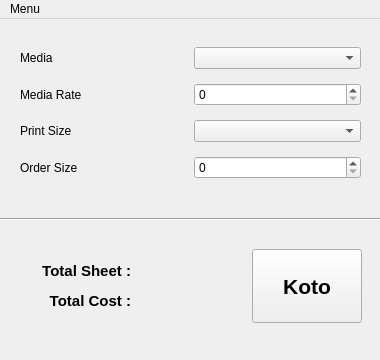
Old version of the form mainwindow.ui in the repository m-abrarhasan/kotoPaper.
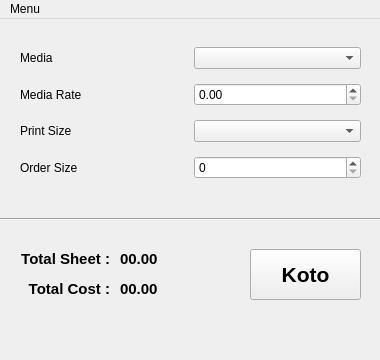
New version of the form.

```diff
--- a/mainwindow.ui
+++ b/mainwindow.ui
@@ -55,9 +55,6 @@
      <item row="0" column="1">
       <widget class="QComboBox" name="cmbox_Media"/>
      </item>
-     <item row="1" column="1">
-      <widget class="QSpinBox" name="spnbox_MediaRate"/>
-     </item>
      <item row="2" column="1">
       <widget class="QComboBox" name="cmbox_PrintSize"/>
      </item>
@@ -89,45 +86,33 @@
        </property>
       </widget>
      </item>
+     <item row="1" column="1">
+      <widget class="QDoubleSpinBox" name="spnbox_MediaRate"/>
+     </item>
     </layout>
    </widget>
-   <widget class="QWidget" name="layoutWidget">
+   <widget class="QLabel" name="lbl_TotalSC_3">
     <property name="geometry">
      <rect>
-      <x>21</x>
-      <y>230</y>
-      <width>341</width>
-      <height>74</height>
+      <x>20</x>
+      <y>260</y>
+      <width>90</width>
+      <height>21</height>
      </rect>
     </property>
-    <layout class="QHBoxLayout" name="horizontalLayout">
-     <item>
-      <widget class="QLabel" name="lbl_TotalSC">
        <property name="text">
-        <string>&lt;html&gt;&lt;head/&gt;&lt;body&gt;&lt;p align=&quot;right&quot;&gt;&lt;span style=&quot; font-size:11pt; font-weight:700;&quot;&gt;Total Sheet :&lt;/span&gt;&lt;/p&gt;&lt;p align=&quot;right&quot;&gt;&lt;span style=&quot; font-size:11pt; font-weight:700;&quot;&gt;Total Cost :&lt;/span&gt;&lt;/p&gt;&lt;/body&gt;&lt;/html&gt;</string>
-       </property>
-      </widget>
-     </item>
-     <item>
-      <layout class="QVBoxLayout" name="verticalLayout">
-       <item>
-        <widget class="QLabel" name="lbl_TotalSheet">
-         <property name="text">
-          <string>&lt;html&gt;&lt;head/&gt;&lt;body&gt;&lt;p&gt;&lt;br/&gt;&lt;/p&gt;&lt;/body&gt;&lt;/html&gt;</string>
-         </property>
-        </widget>
-       </item>
-       <item>
-        <widget class="QLabel" name="lbl_TotalCost">
-         <property name="text">
-          <string>&lt;html&gt;&lt;head/&gt;&lt;body&gt;&lt;p&gt;&lt;br/&gt;&lt;/p&gt;&lt;/body&gt;&lt;/html&gt;</string>
-         </property>
-        </widget>
-       </item>
-      </layout>
-     </item>
-     <item>
+     <string>&lt;html&gt;&lt;head/&gt;&lt;body&gt;&lt;p align=&quot;right&quot;&gt;&lt;span style=&quot; font-size:11pt; font-weight:700;&quot;&gt;Total Cost :&lt;/span&gt;&lt;/p&gt;&lt;/body&gt;&lt;/html&gt;</string>
+    </property>
+   </widget>
       <widget class="QPushButton" name="button_Koto">
+    <property name="geometry">
+     <rect>
+      <x>250</x>
+      <y>230</y>
+      <width>111</width>
+      <height>51</height>
+     </rect>
+    </property>
        <property name="sizePolicy">
         <sizepolicy hsizetype="Minimum" vsizetype="MinimumExpanding">
          <horstretch>0</horstretch>
@@ -145,8 +130,44 @@
         <string>Koto</string>
        </property>
       </widget>
-     </item>
-    </layout>
+   <widget class="QLabel" name="lbl_TotalSheet">
+    <property name="geometry">
+     <rect>
+      <x>120</x>
+      <y>230</y>
+      <width>121</width>
+      <height>21</height>
+     </rect>
+    </property>
+    <property name="text">
+     <string>&lt;html&gt;&lt;head/&gt;&lt;body&gt;&lt;p&gt;&lt;span style=&quot; font-size:11pt; font-weight:700;&quot;&gt;00.00&lt;/span&gt;&lt;/p&gt;&lt;/body&gt;&lt;/html&gt;</string>
+    </property>
+   </widget>
+   <widget class="QLabel" name="lbl_TotalCost">
+    <property name="geometry">
+     <rect>
+      <x>120</x>
+      <y>260</y>
+      <width>121</width>
+      <height>21</height>
+     </rect>
+    </property>
+    <property name="text">
+     <string>&lt;html&gt;&lt;head/&gt;&lt;body&gt;&lt;p&gt;&lt;span style=&quot; font-size:11pt; font-weight:700;&quot;&gt;00.00&lt;/span&gt;&lt;/p&gt;&lt;/body&gt;&lt;/html&gt;</string>
+    </property>
+   </widget>
+   <widget class="QLabel" name="lbl_TotalSC">
+    <property name="geometry">
+     <rect>
+      <x>20</x>
+      <y>230</y>
+      <width>90</width>
+      <height>21</height>
+     </rect>
+    </property>
+    <property name="text">
+     <string>&lt;html&gt;&lt;head/&gt;&lt;body&gt;&lt;p align=&quot;right&quot;&gt;&lt;span style=&quot; font-size:11pt; font-weight:700;&quot;&gt;Total Sheet :&lt;/span&gt;&lt;/p&gt;&lt;/body&gt;&lt;/html&gt;</string>
+    </property>
    </widget>
   </widget>
   <widget class="QMenuBar" name="menubar">
```
Left out of the diff: 2 changed lines with no effect on the pictures. Lines whose indentation alone changed are shown as unchanged.
